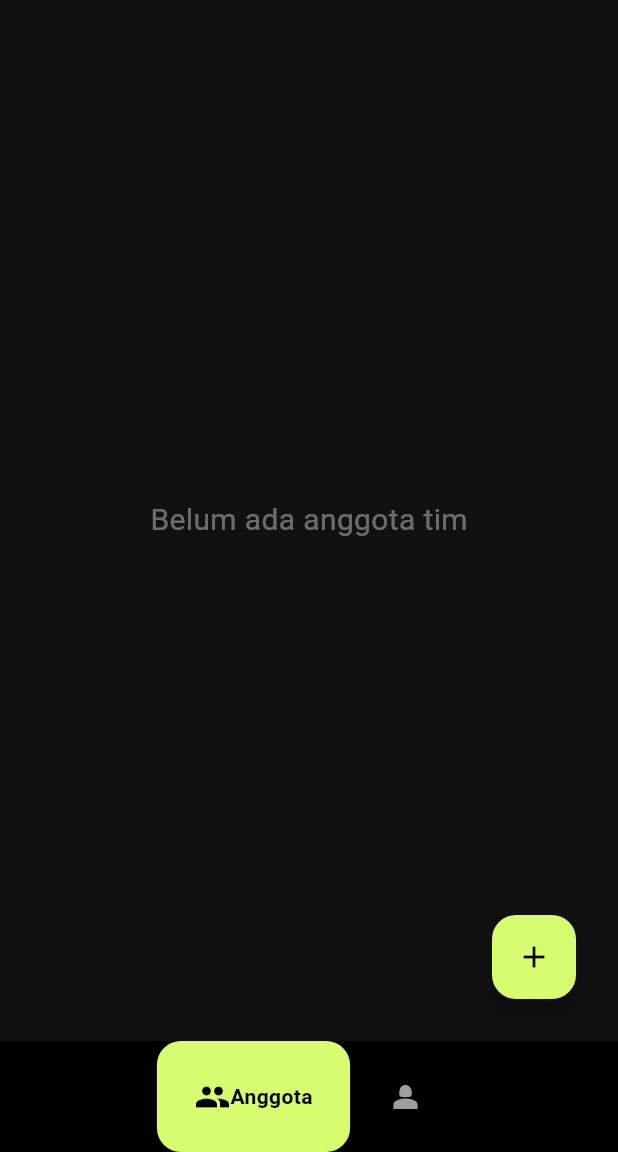
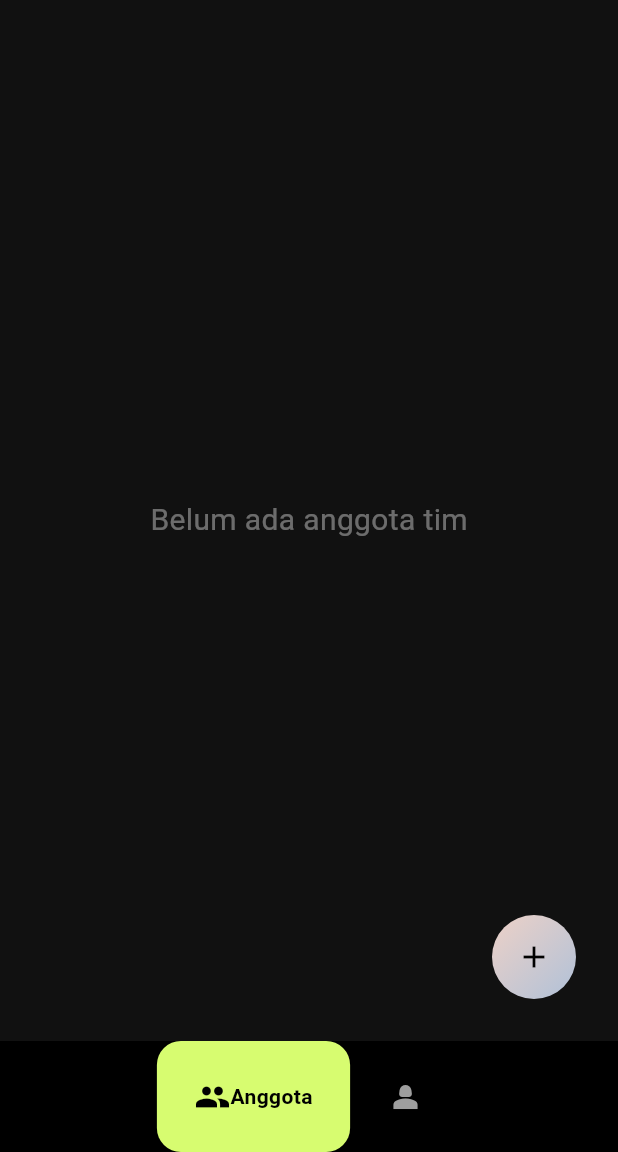
Before and after one commit to LRistiana/first_flutter_application, a Flutter app: the HomeScreen screen opened by its route, on a phone screen of 412 x 824 dp, the part 84-1236 px from its top. Run offline on Flutter 3.47's test engine with Material 3 defaults, Android fonts, the phone set to English and light mode, and no system bars; drawn by our look-alikes of google_nav_bar; our stand-ins replace dio, email_validator, flutter_svg, get_storage, logger, sticky_headers; accounts and stored records are empty; network calls fail.

Commit message:
refactor : update color

```diff
--- a/lib/model/team_members_model.dart
+++ b/lib/model/team_members_model.dart
@@ -12,6 +12,7 @@ class TeamMember {
   final String telepon;
   final String imageUrl;
   final int statusAktif;
+  int _saldo = 0;
 
   TeamMember({
     required this.id,
@@ -23,6 +24,9 @@ class TeamMember {
     required this.imageUrl,
     required this.statusAktif,
   });
+
+  get saldo => _saldo;
+  set setSaldo(int value) => _saldo = value;
 
   factory TeamMember.fromJson(Map<String, dynamic> json) {
     return TeamMember(
--- a/lib/screens/home_screen_pages/team_page.dart
+++ b/lib/screens/home_screen_pages/team_page.dart
@@ -1,5 +1,6 @@
 import 'package:first_flutter_application/utils/format/currency.dart';
 import 'package:first_flutter_application/utils/modal/modal_utils.dart';
+import 'package:first_flutter_application/utils/theme/color_theme.dart';
 import 'package:flutter/material.dart';
 import 'package:provider/provider.dart';
 import 'package:first_flutter_application/model/team_members_model.dart';
@@ -191,8 +192,14 @@ class AddMemberButton extends StatelessWidget {
     return Container(
       alignment: Alignment.bottomRight,
       padding: const EdgeInsets.only(bottom: 20, right: 20),
+      child: Container(
+        decoration: BoxDecoration(
+          gradient: GradientColor.primaryGradient,
+          borderRadius: BorderRadius.circular(50),
+        ),
         child: FloatingActionButton(
-        backgroundColor: const Color.fromRGBO(215, 252, 112, 1),
+          backgroundColor:  Colors.transparent,
+          elevation: 0,
           child: const Icon(
             Icons.add,
             color: Colors.black,
@@ -200,6 +207,7 @@ class AddMemberButton extends StatelessWidget {
           onPressed: () {
             ShowModal.showAddMemberModal(context);
           },
+        ),
       ),
     );
   }
--- a/lib/utils/theme/color_theme.dart
+++ b/lib/utils/theme/color_theme.dart
@@ -10,6 +10,15 @@ class BackgroundColor{
   static const Color secondaryBackgroundColor = Colors.black;
 }
 
+class GradientColor{
+  static const LinearGradient primaryGradient = LinearGradient(
+    colors: [Color.fromRGBO(237, 209, 199, 1),Color.fromRGBO(176, 193, 216, 1)],
+    begin: Alignment.topLeft,
+    end: Alignment.bottomRight,
+  );
+}
+
+
 class TextColor{
   static const Color lightTextColor = Colors.white;
   static const Color darkTextColor = Colors.black;
--- a/lib/widgets/cards/member_card.dart
+++ b/lib/widgets/cards/member_card.dart
@@ -16,7 +16,7 @@ class MemberCard extends StatelessWidget {
       height: 200,
       width: 350,
       decoration: BoxDecoration(
-        color: GeneralColor.primaryColor,
+        gradient: GradientColor.primaryGradient,
         borderRadius: BorderRadius.circular(16),
         boxShadow: const [
           BoxShadow(
--- a/lib/widgets/cards/statistic_card.dart
+++ b/lib/widgets/cards/statistic_card.dart
@@ -18,7 +18,8 @@ class _StatisticCardState extends State<StatisticCard> {
       height: 200,
       width: 350,
       decoration: BoxDecoration(
-        color: GeneralColor.primaryColor,
+        gradient: GradientColor.primaryGradient,
+        // color: GeneralColor.primaryColor,
         borderRadius: BorderRadius.circular(16),
         boxShadow: const [
           BoxShadow(
--- a/lib/widgets/modals/add_member_event.dart
+++ b/lib/widgets/modals/add_member_event.dart
@@ -1,3 +1,4 @@
+import 'package:first_flutter_application/utils/theme/color_theme.dart';
 import 'package:first_flutter_application/widgets/utils/input.dart';
 import 'package:flutter/material.dart';
 import 'package:first_flutter_application/utils/input_controller_util.dart';
@@ -25,7 +26,8 @@ class _AddMemberEventModalState extends State<AddMemberEventModal> {
       child: Container(
         decoration: BoxDecoration(
           borderRadius: BorderRadius.circular(36),
-          color: const Color.fromRGBO(215, 252, 112, 1),
+          gradient: GradientColor.primaryGradient,
+          // color: const Color.fromRGBO(215, 252, 112, 1),
         ),
         height: 550,
         width: 350,
--- a/lib/widgets/modals/add_saving_event.dart
+++ b/lib/widgets/modals/add_saving_event.dart
@@ -1,3 +1,4 @@
+import 'package:first_flutter_application/utils/theme/color_theme.dart';
 import 'package:first_flutter_application/widgets/utils/input.dart';
 import 'package:flutter/material.dart';
 import 'package:first_flutter_application/utils/input_controller_util.dart';
@@ -23,7 +24,8 @@ class _AddSavingEventModalState extends State<AddSavingEventModal> {
       child: Container(
         decoration: BoxDecoration(
           borderRadius: BorderRadius.circular(36),
-          color: const Color.fromRGBO(215, 252, 112, 1),
+          gradient: GradientColor.primaryGradient,
+          // color: const Color.fromRGBO(215, 252, 112, 1),
         ),
         height: 300,
         width: 350,
```
Also changed, not shown: lib/model/tabungan_model.dart (+21 -0 lines). Lines whose indentation alone changed are shown as unchanged.
